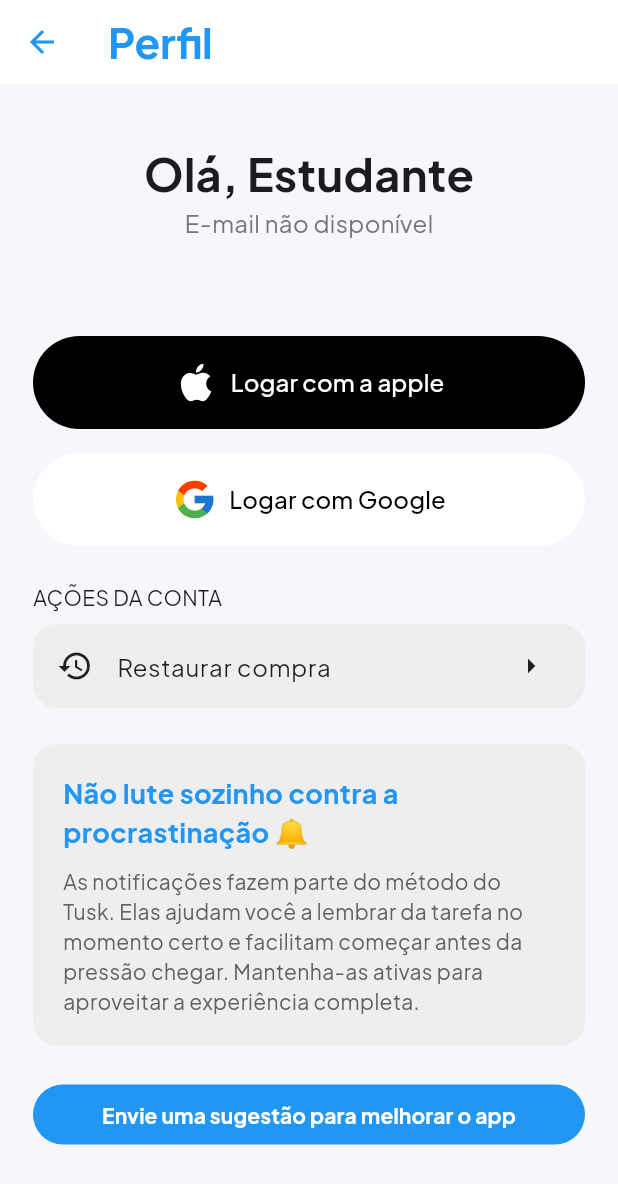
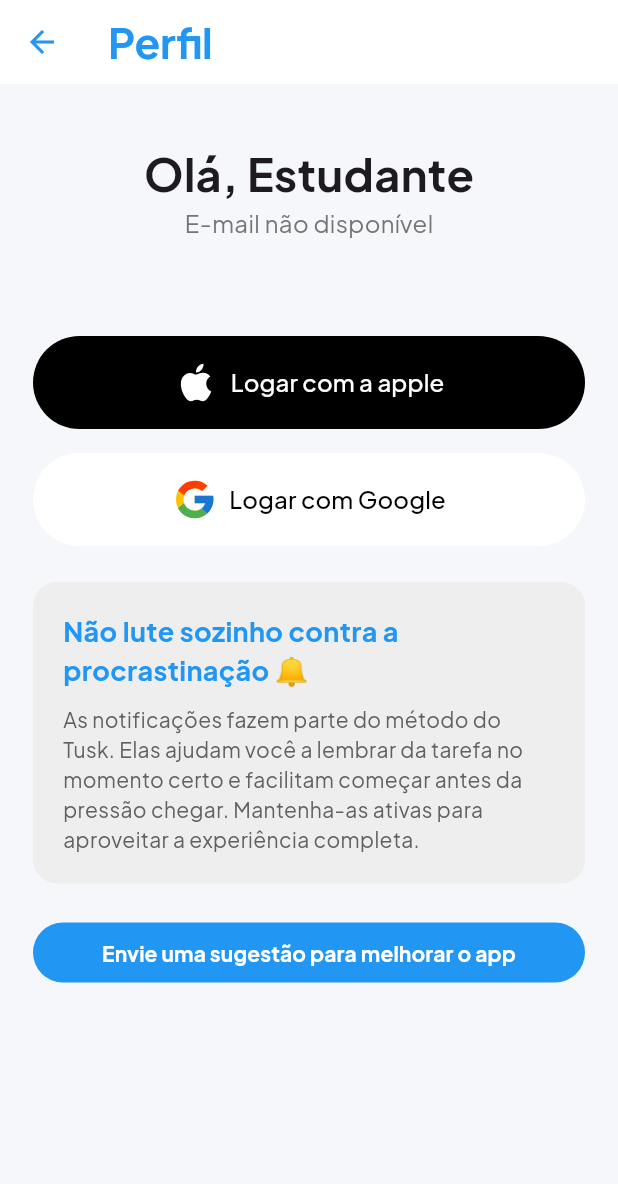
Before and after one commit to larthur70/tuskflow, a Flutter app: the ProfilePage screen opened by its route, on a phone screen of 412 x 824 dp. Shown: the top 1184 px of the screen. Run offline on Flutter 3.47's test engine with Material 3 defaults, Android fonts, the phone set to English and light mode, and no system bars; drawn by our look-alikes of loader_overlay; our stand-ins replace cloud_firestore, confetti, firebase_analytics, firebase_auth, firebase_core, firebase_messaging and 11 more; missing offline and left inert: validatorless; accounts and stored records are empty; generated files the repository leaves out were written again.

```diff
--- a/lib/features/tasks/ui/profile_page.dart
+++ b/lib/features/tasks/ui/profile_page.dart
@@ -219,29 +219,6 @@ class _ProfilePageState extends State<ProfilePage> {
                     Column(
                       crossAxisAlignment: CrossAxisAlignment.start,
                       children: [
-                        Text("AÇÕES DA CONTA"),
-                        Space.vertical(8),
-                        Container(
-                          decoration: BoxDecoration(
-                            color: Colors.grey.shade200,
-                            borderRadius: BorderRadius.circular(16),
-                          ),
-                          child: Column(
-                            children: [
-                              GestureDetector(
-                                onTap: () {
-                                  context.read<AuthService>().logOut();
-                                },
-                                child: ListTile(
-                                  leading: Icon(Icons.restore),
-                                  title: Text("Restaurar compra"),
-                                  trailing: Icon(Icons.arrow_right),
-                                ),
-                              )
-                            ],
-                          ),
-                        ),
-                        Space.vertical(24),
                         Container(
                           width: double.infinity,
                           padding: const EdgeInsets.all(20),
```
Also changed, not shown: pubspec.yaml (+7 -0 lines), assets/icon/icon.png (added), pubspec.lock, 28 other files.
